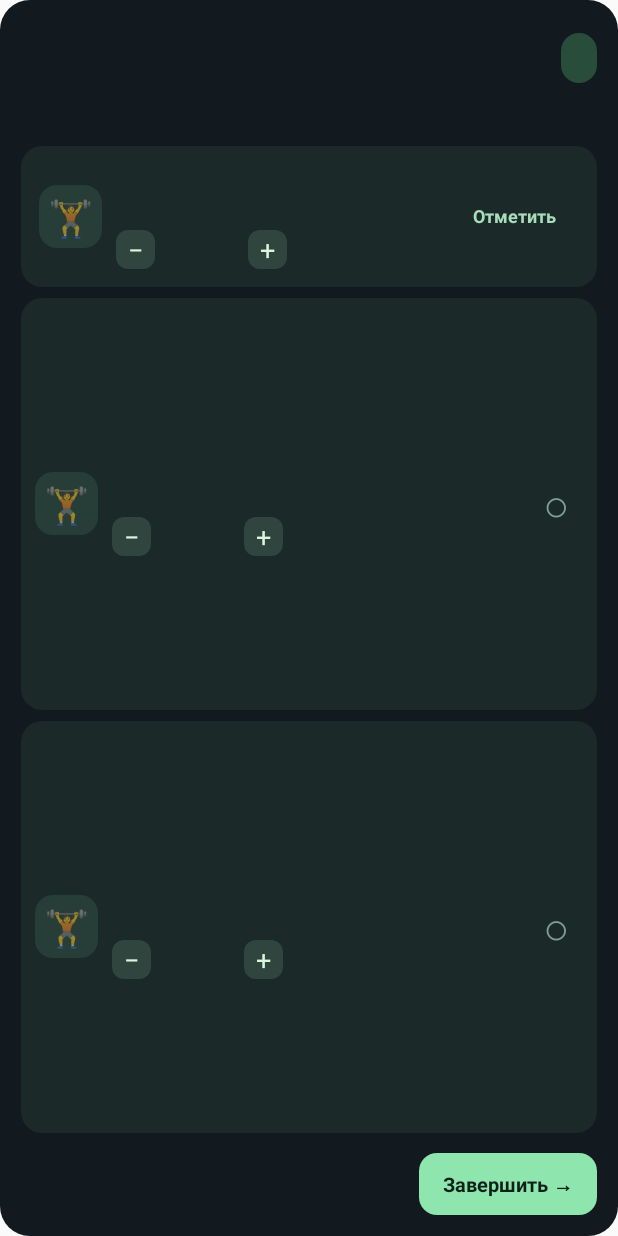
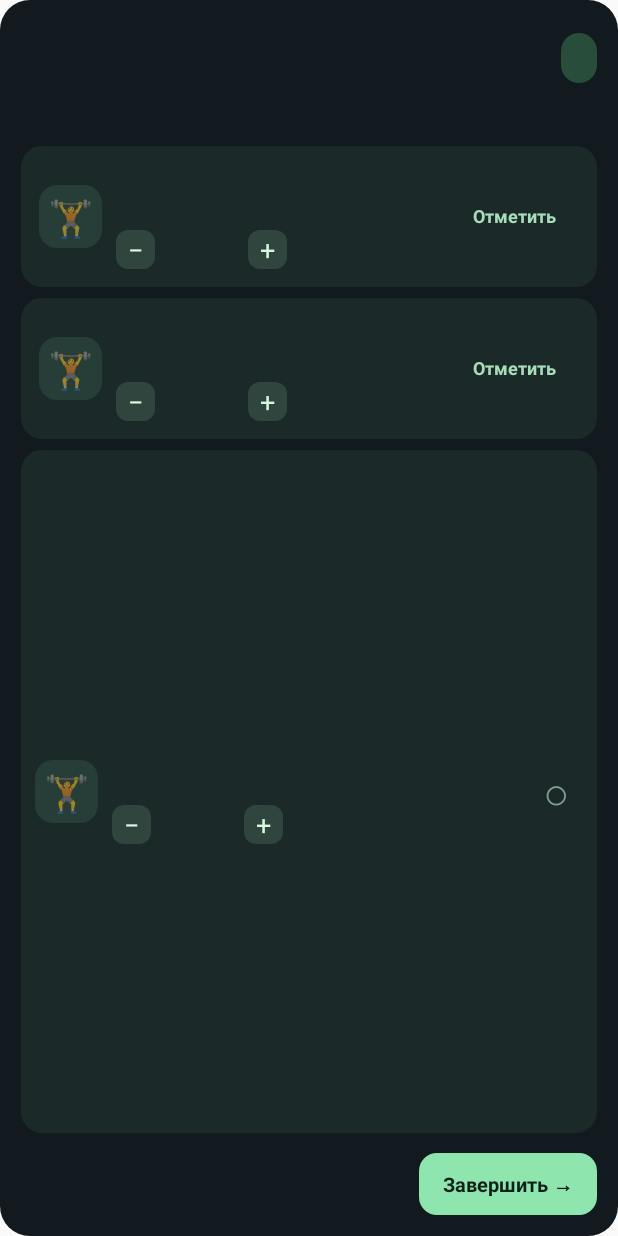
Before and after one commit to DenisovR/workout-widget, an Android app: the layout widget.xml on its own in the app's theme, with its tools: preview values and no code run, on a phone screen of 412 x 824 dp. Run offline under Robolectric (Android 15) with nearby library versions, the phone set to English and light mode, and no system bars.

Commit message:
Make exercise card 2 compact with labeled completion action

```diff
--- a/app/src/main/res/layout/exercise_two.xml
+++ b/app/src/main/res/layout/exercise_two.xml
@@ -1,7 +1,7 @@
 <?xml version="1.0" encoding="utf-8"?>
 <LinearLayout xmlns:android="http://schemas.android.com/apk/res/android"
- android:layout_width="match_parent" android:layout_height="0dp" android:layout_weight="1"
- android:layout_marginBottom="7dp" android:background="@drawable/exercise_card" android:padding="9dp" android:gravity="center_vertical" android:orientation="horizontal">
+ android:layout_width="match_parent" android:layout_height="wrap_content"
+ android:layout_marginBottom="7dp" android:background="@drawable/exercise_card" android:padding="12dp" android:gravity="center_vertical" android:orientation="horizontal">
  <TextView android:id="@+id/icon2" android:layout_width="42dp" android:layout_height="42dp" android:background="@drawable/icon_back" android:gravity="center" android:textSize="24sp" android:text="🏋"/>
  <LinearLayout android:layout_width="0dp" android:layout_height="wrap_content" android:layout_weight="1" android:layout_marginLeft="9dp" android:orientation="vertical">
   <TextView android:id="@+id/name2" android:layout_width="match_parent" android:layout_height="wrap_content" android:textColor="#FFFFFF" android:textSize="13sp" android:textStyle="bold" android:maxLines="2" android:ellipsize="end"/>
@@ -12,5 +12,5 @@
    <TextView android:id="@+id/plus2" android:layout_width="26dp" android:layout_height="26dp" android:gravity="center" android:background="@drawable/small_button" android:text="+" android:textColor="#D6F8DF" android:textSize="18sp"/>
   </LinearLayout>
  </LinearLayout>
- <TextView android:id="@+id/check2" android:layout_width="36dp" android:layout_height="46dp" android:gravity="center" android:text="○" android:textColor="#7F9D91" android:textSize="29sp"/>
+ <TextView android:id="@+id/check2" android:layout_width="86dp" android:layout_height="48dp" android:gravity="center" android:text="Отметить" android:textColor="#A8DDBA" android:textSize="12sp" android:textStyle="bold" android:contentDescription="Отметить выполнение упражнения"/>
 </LinearLayout>
```
